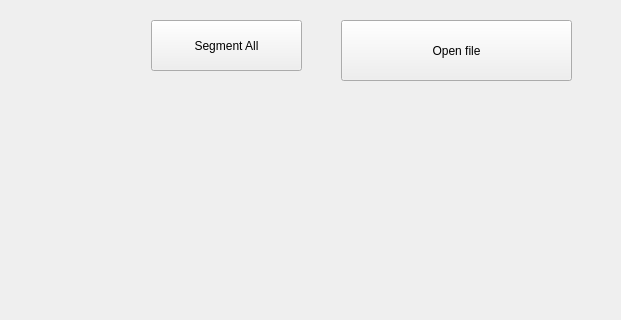
Above: src/mainwindow.ui from filnow/dex-vision before the change; both pictures show x 179 to 800 and y 0 to 320 of the 800 by 600 pixel window. Below: the same form after it.
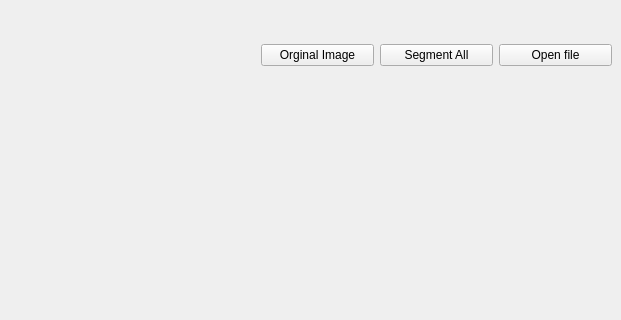
That is the form after the change.

Patch:
```diff
--- a/src/mainwindow.ui
+++ b/src/mainwindow.ui
@@ -14,19 +14,6 @@
    <string>MainWindow</string>
   </property>
   <widget class="QWidget" name="centralwidget">
-   <widget class="QPushButton" name="pushButton">
-    <property name="geometry">
-     <rect>
-      <x>520</x>
-      <y>20</y>
-      <width>231</width>
-      <height>61</height>
-     </rect>
-    </property>
-    <property name="text">
-     <string>Open file</string>
-    </property>
-   </widget>
    <widget class="QLabel" name="label_pic">
     <property name="geometry">
      <rect>
@@ -40,18 +27,38 @@
      <string/>
     </property>
    </widget>
-   <widget class="QPushButton" name="pushButton_2">
+   <widget class="QWidget" name="horizontalLayoutWidget">
     <property name="geometry">
      <rect>
-      <x>330</x>
-      <y>20</y>
-      <width>151</width>
-      <height>51</height>
+      <x>440</x>
+      <y>10</y>
+      <width>351</width>
+      <height>91</height>
      </rect>
     </property>
-    <property name="text">
-     <string>Segment All</string>
-    </property>
+    <layout class="QHBoxLayout" name="horizontalLayout">
+     <item>
+      <widget class="QPushButton" name="pushButton_3">
+       <property name="text">
+        <string>Orginal Image</string>
+       </property>
+      </widget>
+     </item>
+     <item>
+      <widget class="QPushButton" name="pushButton_2">
+       <property name="text">
+        <string>Segment All</string>
+       </property>
+      </widget>
+     </item>
+     <item>
+      <widget class="QPushButton" name="pushButton">
+       <property name="text">
+        <string>Open file</string>
+       </property>
+      </widget>
+     </item>
+    </layout>
    </widget>
   </widget>
   <widget class="QMenuBar" name="menubar">
```
Left out of the diff: 3 changed lines with no effect on the pictures.
